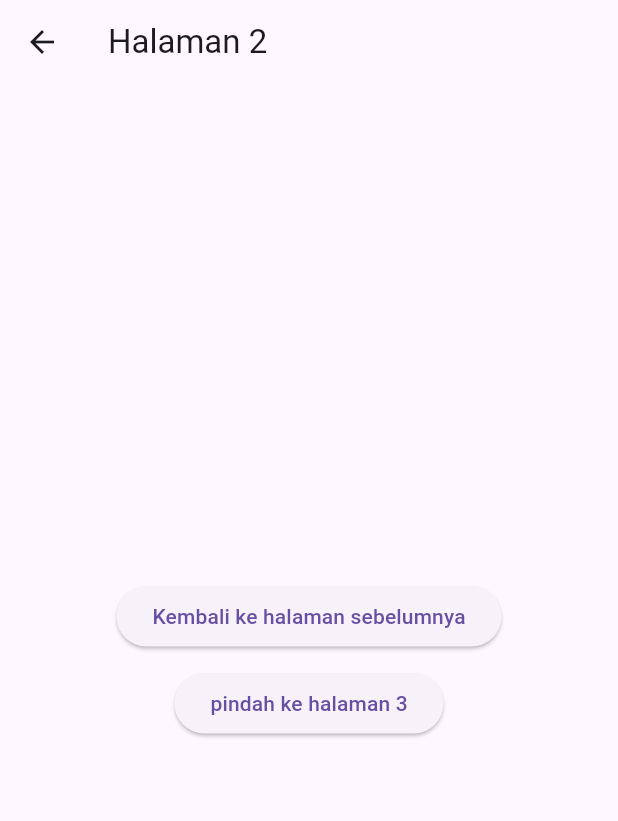
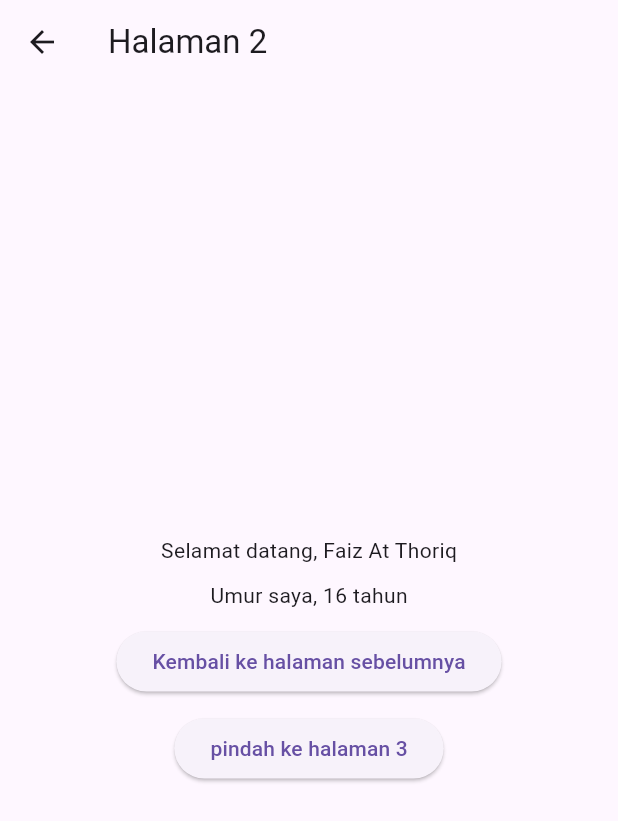
Before and after one commit to Thoriq0509/proyek_flutter_pertama, a Flutter app: the screen it shows after launch, after a tap on "pindah ke halaman 2", on a phone screen of 412 x 824 dp. Shown: the top 821 px of the screen. Run offline on Flutter 3.47's test engine with Material 3 defaults, Android fonts, the phone set to English and light mode, and no system bars.

Commit message:
push_button_input_data

```diff
--- a/lib/home_page.dart
+++ b/lib/home_page.dart
@@ -3,6 +3,8 @@ import 'package:proyek_flutter_pertama/home_page2.dart';
 import 'package:proyek_flutter_pertama/home_page3.dart';
 
 class HomePage extends StatelessWidget {
+  final String nama = "Faiz At Thoriq";
+  final int umur = 16;
   const HomePage({super.key});
 
   @override
@@ -18,7 +20,7 @@ class HomePage extends StatelessWidget {
             ElevatedButton(
               onPressed: () {
                 Navigator.push(context, MaterialPageRoute
-                (builder: (context) => const HomePage2()));
+                (builder: (context) => HomePage2(nama: nama, umur: umur)));
               },
               child: const Text("pindah ke halaman 2"),
             ),
--- a/lib/home_page2.dart
+++ b/lib/home_page2.dart
@@ -2,7 +2,9 @@ import 'package:flutter/material.dart';
 import 'package:proyek_flutter_pertama/home_page3.dart';
 
 class HomePage2 extends StatelessWidget {
-  const HomePage2({super.key});
+  final String nama;
+  final int umur;
+  const HomePage2({super.key, required this.nama, required this.umur});
 
   @override
   Widget build(BuildContext context) {
@@ -14,6 +16,10 @@ class HomePage2 extends StatelessWidget {
         child: Column(
           mainAxisAlignment: MainAxisAlignment.center,
           children: [
+            Text('Selamat datang, $nama'),
+            SizedBox(height: 10),
+            Text('Umur saya, $umur tahun'),
+            SizedBox(height: 10),
             ElevatedButton(
               onPressed: () {
                 Navigator.pop(context);
```
